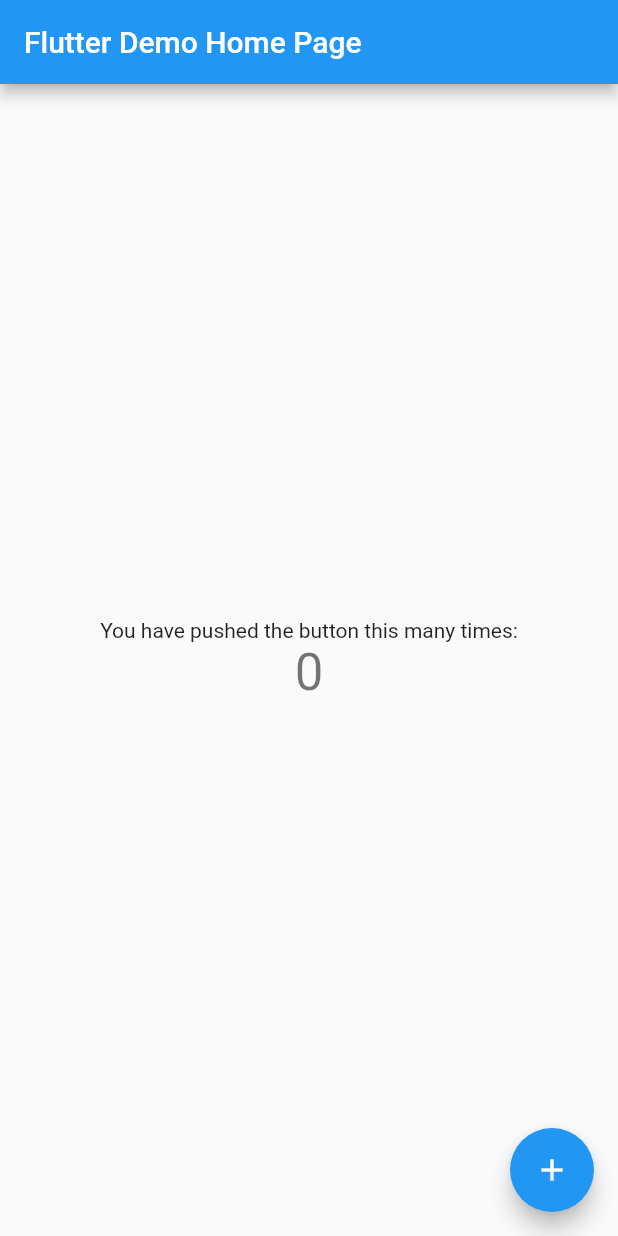
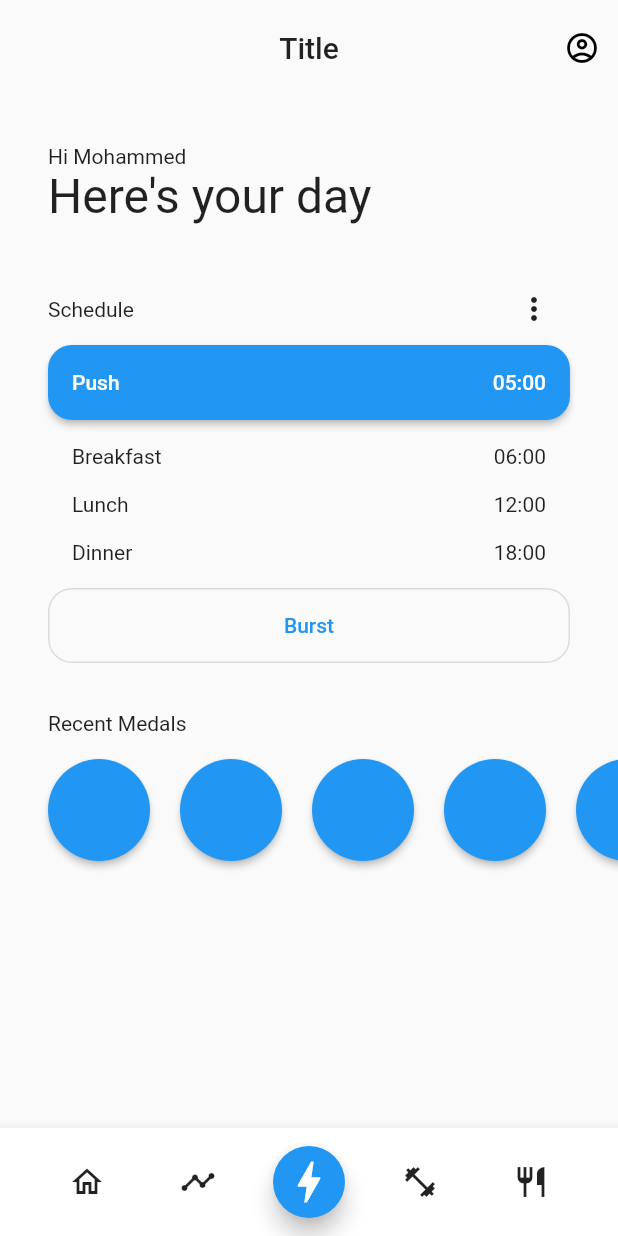
Before and after one commit to Mahmood34/Work-OUT, a Flutter app: the screen it shows after launch, on a phone screen of 412 x 824 dp. Run offline on Flutter 3.47's test engine with Material 2 defaults, Android fonts, the phone set to English and light mode, and no system bars.

Commit message:
Add separate files with widgets for different sections of the app
Added pages for burst, home, map, meals, timeline, workouts and user. Separated into different files to improve code management.

```diff
--- /dev/null
+++ b/work_out/lib/burst.dart
@@ -0,0 +1,19 @@
+import 'package:flutter/material.dart';
+
+class Burst extends StatelessWidget {
+  @override
+  Widget build(BuildContext context) {
+    return Hero(
+      tag: "Burst",
+      child: Scaffold(
+        backgroundColor: Theme.of(context).colorScheme.secondary,
+        appBar: AppBar(
+          elevation: 0,
+          backgroundColor: Colors.transparent,
+          title: Text("Burst"),
+          centerTitle: true,
+        ),
+      ),
+    );
+  }
+}
--- /dev/null
+++ b/work_out/lib/home.dart
@@ -0,0 +1,124 @@
+import 'package:flutter/material.dart';
+
+Widget home(BuildContext context) {
+  return ListView(
+    padding: const EdgeInsets.all(32),
+    children: [
+      Text("Hi Mohammed"),
+      Text.rich(
+        TextSpan(
+          text: "Here's your day",
+          style: TextStyle(fontWeight: FontWeight.w400),
+        ),
+        style: TextStyle(fontSize: 32),
+      ),
+      SizedBox(
+        height: 32,
+      ),
+      Row(
+        mainAxisAlignment: MainAxisAlignment.spaceBetween,
+        children: [
+          Text("Schedule"),
+          IconButton(
+            icon: Icon(Icons.more_vert),
+            onPressed: () {},
+          ),
+        ],
+      ),
+      SizedBox(
+        width: double.infinity,
+        height: 50,
+        child: ElevatedButton(
+          style: OutlinedButton.styleFrom(
+            shape: RoundedRectangleBorder(
+              borderRadius: BorderRadius.circular(16),
+            ),
+          ),
+          onPressed: () {},
+          child: Row(
+            mainAxisAlignment: MainAxisAlignment.spaceBetween,
+            children: [Text("Push"), Text("05:00")],
+          ),
+        ),
+      ),
+      Padding(
+        padding: const EdgeInsets.all(16),
+        child: Column(
+          children: [
+            Row(
+              mainAxisAlignment: MainAxisAlignment.spaceBetween,
+              children: [Text("Breakfast"), Text("06:00")],
+            ),
+            SizedBox(
+              height: 16,
+            ),
+            Row(
+              mainAxisAlignment: MainAxisAlignment.spaceBetween,
+              children: [Text("Lunch"), Text("12:00")],
+            ),
+            SizedBox(
+              height: 16,
+            ),
+            Row(
+              mainAxisAlignment: MainAxisAlignment.spaceBetween,
+              children: [Text("Dinner"), Text("18:00")],
+            ),
+          ],
+        ),
+      ),
+      SizedBox(
+        width: double.infinity,
+        height: 50,
+        child: OutlinedButton(
+          style: OutlinedButton.styleFrom(
+            shape: RoundedRectangleBorder(
+              borderRadius: BorderRadius.circular(16),
+            ),
+          ),
+          onPressed: () {},
+          child: Text("Burst"),
+        ),
+      ),
+      SizedBox(
+        height: 32,
+      ),
+      Text("Recent Medals"),
+      Container(
+        height: 100,
+        child: OverflowBox(
+          maxWidth: 400,
+          child: ListView(
+            clipBehavior: Clip.none,
+            padding: EdgeInsets.all(16),
+            scrollDirection: Axis.horizontal,
+            children: [
+              badge(),
+              badge(),
+              badge(),
+              badge(),
+              badge(),
+              badge(),
+              badge(),
+              badge(),
+              badge(),
+              badge(),
+              badge(),
+            ],
+          ),
+        ),
+      )
+    ],
+  );
+}
+
+Widget badge() => MaterialButton(
+      onPressed: () {},
+      color: Colors.blue,
+      textColor: Colors.white,
+      // child: Icon(
+      //   Icons.camera_alt,
+      //   size: 24,
+      // ),
+      padding: EdgeInsets.all(16),
+      shape: CircleBorder(),
+    );
--- a/work_out/lib/main.dart
+++ b/work_out/lib/main.dart
@@ -1,25 +1,25 @@
 import 'package:flutter/material.dart';
+import 'burst.dart';
+import 'user.dart';
+import 'timeline.dart';
+import 'home.dart';
+import 'workout.dart';
+import 'meals.dart';
 
 void main() {
   runApp(MyApp());
 }
 
+List<int> categories = [1, 2, 3, 4, 5, 6, 7, 8, 9, 10, 11, 12];
+
 class MyApp extends StatelessWidget {
-  // This widget is the root of your application.
   @override
   Widget build(BuildContext context) {
     return MaterialApp(
+      darkTheme: ThemeData.dark(),
       title: 'Flutter Demo',
       theme: ThemeData(
-        // This is the theme of your application.
-        //
-        // Try running your application with "flutter run". You'll see the
-        // application has a blue toolbar. Then, without quitting the app, try
-        // changing the primarySwatch below to Colors.green and then invoke
-        // "hot reload" (press "r" in the console where you ran "flutter run",
-        // or simply save your changes to "hot reload" in a Flutter IDE).
-        // Notice that the counter didn't reset back to zero; the application
-        // is not restarted.
+        primaryColor: Colors.white,
         primarySwatch: Colors.blue,
       ),
       home: MyHomePage(title: 'Flutter Demo Home Page'),
@@ -30,15 +30,6 @@
 class MyHomePage extends StatefulWidget {
   MyHomePage({Key? key, this.title}) : super(key: key);
 
-  // This widget is the home page of your application. It is stateful, meaning
-  // that it has a State object (defined below) that contains fields that affect
-  // how it looks.
-
-  // This class is the configuration for the state. It holds the values (in this
-  // case the title) provided by the parent (in this case the App widget) and
-  // used by the build method of the State. Fields in a Widget subclass are
-  // always marked "final".
-
   final String? title;
 
   @override
@@ -46,68 +37,108 @@
 }
 
 class _MyHomePageState extends State<MyHomePage> {
-  int _counter = 0;
+  PageController _myPage = PageController(initialPage: 0);
+  PageController controller =
+      PageController(initialPage: 0, viewportFraction: 0.95);
+  ScrollController _scrollController = ScrollController();
 
-  void _incrementCounter() {
-    setState(() {
-      // This call to setState tells the Flutter framework that something has
-      // changed in this State, which causes it to rerun the build method below
-      // so that the display can reflect the updated values. If we changed
-      // _counter without calling setState(), then the build method would not be
-      // called again, and so nothing would appear to happen.
-      _counter++;
-    });
+  void onTabTapped(int index) {
+    controller.animateToPage(index,
+        duration: Duration(milliseconds: 500), curve: Curves.ease);
+  }
+
+  void onDayCarChange(int index) {
+    _scrollController.jumpTo(index * 64.0);
   }
 
   @override
   Widget build(BuildContext context) {
-    // This method is rerun every time setState is called, for instance as done
-    // by the _incrementCounter method above.
-    //
-    // The Flutter framework has been optimized to make rerunning build methods
-    // fast, so that you can just rebuild anything that needs updating rather
-    // than having to individually change instances of widgets.
     return Scaffold(
       appBar: AppBar(
-        // Here we take the value from the MyHomePage object that was created by
-        // the App.build method, and use it to set our appbar title.
-        title: Text(widget.title!),
+        toolbarHeight: 64,
+        elevation: 0,
+        backgroundColor: Colors.transparent,
+        title: Text("Title"),
+        centerTitle: true,
+        actions: <Widget>[
+          IconButton(
+            icon: Hero(tag: "User", child: Icon(Icons.account_circle_outlined)),
+            onPressed: () {
+              Navigator.push(
+                context,
+                MaterialPageRoute(builder: (context) => User()),
+              );
+            },
+          ),
+        ],
       ),
-      body: Center(
-        // Center is a layout widget. It takes a single child and positions it
-        // in the middle of the parent.
-        child: Column(
-          // Column is also a layout widget. It takes a list of children and
-          // arranges them vertically. By default, it sizes itself to fit its
-          // children horizontally, and tries to be as tall as its parent.
-          //
-          // Invoke "debug painting" (press "p" in the console, choose the
-          // "Toggle Debug Paint" action from the Flutter Inspector in Android
-          // Studio, or the "Toggle Debug Paint" command in Visual Studio Code)
-          // to see the wireframe for each widget.
-          //
-          // Column has various properties to control how it sizes itself and
-          // how it positions its children. Here we use mainAxisAlignment to
-          // center the children vertically; the main axis here is the vertical
-          // axis because Columns are vertical (the cross axis would be
-          // horizontal).
-          mainAxisAlignment: MainAxisAlignment.center,
-          children: <Widget>[
-            Text(
-              'You have pushed the button this many times:',
-            ),
-            Text(
-              '$_counter',
-              style: Theme.of(context).textTheme.headline4,
-            ),
-          ],
+      body: PageView(
+        controller: _myPage,
+        onPageChanged: (int) {
+          print('Page Changes to index $int');
+        },
+        children: [
+          home(context),
+          timeline(context),
+          workout(context),
+          meals(context),
+        ],
+        physics: NeverScrollableScrollPhysics(),
+      ),
+      bottomNavigationBar: BottomAppBar(
+        child: Container(
+          margin: EdgeInsets.all(8),
+          child: Row(
+            mainAxisAlignment: MainAxisAlignment.spaceEvenly,
+            children: [
+              IconButton(
+                  icon: Icon(Icons.home_outlined),
+                  onPressed: () {
+                    setState(() {
+                      _myPage.jumpToPage(0);
+                    });
+                  }),
+              IconButton(
+                  icon: Icon(Icons.timeline_outlined),
+                  onPressed: () {
+                    setState(() {
+                      _myPage.jumpToPage(1);
+                    });
+                  }),
+              Container(
+                width: 48,
+                child: FloatingActionButton(
+                    heroTag: "Burst",
+                    onPressed: () {
+                      Navigator.push(
+                        context,
+                        MaterialPageRoute(builder: (context) => Burst()),
+                      );
+                    },
+                    tooltip: 'Burst',
+                    child: Icon(
+                      Icons.bolt,
+                      size: 36,
+                    )),
+              ),
+              IconButton(
+                  icon: Icon(Icons.fitness_center_outlined),
+                  onPressed: () {
+                    setState(() {
+                      _myPage.jumpToPage(2);
+                    });
+                  }),
+              IconButton(
+                  icon: Icon(Icons.restaurant_outlined),
+                  onPressed: () {
+                    setState(() {
+                      _myPage.jumpToPage(3);
+                    });
+                  }),
+            ],
+          ),
         ),
       ),
-      floatingActionButton: FloatingActionButton(
-        onPressed: _incrementCounter,
-        tooltip: 'Increment',
-        child: Icon(Icons.add),
-      ), // This trailing comma makes auto-formatting nicer for build methods.
     );
   }
 }
--- /dev/null
+++ b/work_out/lib/meals.dart
@@ -0,0 +1,60 @@
+import 'package:flutter/material.dart';
+
+Widget meals(BuildContext context) {
+  return ListView(
+      padding: const EdgeInsets.all(32),
+      scrollDirection: Axis.vertical,
+      children: <Widget>[
+        mealGroup(),
+        SizedBox(
+          height: 32,
+        ),
+        mealGroup(),
+        SizedBox(
+          height: 32,
+        ),
+        mealGroup(),
+        SizedBox(
+          height: 32,
+        ),
+        mealGroup(),
+        SizedBox(
+          height: 64,
+        ),
+      ]);
+}
+
+Widget mealGroup() => SizedBox(
+      width: double.infinity,
+      height: 200,
+      child: OutlinedButton(
+        style: OutlinedButton.styleFrom(
+          shape: RoundedRectangleBorder(
+            borderRadius: BorderRadius.circular(16),
+          ),
+        ),
+        onPressed: () {},
+        child: Column(
+          mainAxisAlignment: MainAxisAlignment.center,
+          children: [
+            Text("Breakfast"),
+            meal(<String>["Banana", "Cereal", "Tropicana"], "15:00"),
+            meal(<String>["Banana", "Cereal", "Tropicana"], "15:00"),
+            meal(<String>["Banana", "Cereal", "Tropicana"], "15:00"),
+          ],
+        ),
+      ),
+    );
+
+Widget meal(List<String> foods, String time) => ListTile(
+      minLeadingWidth: 0,
+      dense: true,
+      leading: Icon(
+        Icons.circle,
+        size: 8,
+      ),
+      title: Text(foods.toString()),
+      trailing: Text(
+        time,
+      ),
+    );
--- /dev/null
+++ b/work_out/lib/timeline.dart
@@ -0,0 +1,119 @@
+import 'package:flutter/material.dart';
+
+Widget timeline(BuildContext context) {
+  return Padding(
+    padding: const EdgeInsets.only(top: 16),
+    child: DefaultTabController(
+      length: 10,
+      child: Scaffold(
+        appBar: TabBar(
+            indicatorSize: TabBarIndicatorSize.tab,
+            isScrollable: true,
+            tabs: List<Widget>.generate(10, (int index) {
+              return Container(
+                width: 32,
+                child: new Tab(
+                  child: Text(
+                    index.toString(),
+                    textScaleFactor: 1.2,
+                  ),
+                ),
+              );
+            })),
+        body: TabBarView(
+            children: List<Widget>.generate(10, (int index) {
+          return new Column(
+            children: [dayCard(index)],
+          );
+        })),
+      ),
+    ),
+  );
+}
+
+Widget dayCard(int index) => Card(
+    shape: RoundedRectangleBorder(borderRadius: BorderRadius.circular(16)),
+    margin: const EdgeInsets.all(32),
+    child: Padding(
+      padding: const EdgeInsets.only(top: 8, bottom: 16, left: 16, right: 16),
+      child: Column(
+        children: [
+          Row(
+            mainAxisAlignment: MainAxisAlignment.spaceBetween,
+            children: [
+              Text(index.toString()),
+              TextButton.icon(
+                icon: Icon(
+                  Icons.edit,
+                  size: 16,
+                ),
+                label: Text("edit"),
+                onPressed: () {},
+              ),
+            ],
+          ),
+          SizedBox(
+            width: double.infinity,
+            height: 50,
+            child: ElevatedButton(
+              style: OutlinedButton.styleFrom(
+                shape: RoundedRectangleBorder(
+                  borderRadius: BorderRadius.circular(16),
+                ),
+              ),
+              onPressed: () {},
+              child: Row(
+                mainAxisAlignment: MainAxisAlignment.spaceBetween,
+                children: [Text("Push"), Text("05:00")],
+              ),
+            ),
+          ),
+          meal("Breakfast", <String>["Banana", "Cereal", "Tropicana"], "15:00"),
+          meal("Lunch", <String>["Sandwich", "Diet Coke", "Walkers Crisps"],
+              "15:00"),
+          meal("Dinner", <String>["Spaghetti", "Water"], "15:00"),
+          SizedBox(
+            width: double.infinity,
+            height: 72,
+            child: OutlinedButton(
+              style: OutlinedButton.styleFrom(
+                shape: RoundedRectangleBorder(
+                  borderRadius: BorderRadius.circular(16),
+                ),
+              ),
+              onPressed: () {},
+              child: Column(
+                mainAxisAlignment: MainAxisAlignment.spaceEvenly,
+                children: [
+                  Row(
+                    mainAxisAlignment: MainAxisAlignment.spaceBetween,
+                    children: [Text("Burst"), Text("18:45")],
+                  ),
+                  Text(
+                    "INCOMPLETE",
+                    style: TextStyle(fontSize: 18, letterSpacing: 5),
+                  )
+                ],
+              ),
+            ),
+          ),
+        ],
+      ),
+    ));
+
+Widget meal(String meal, List<String> foods, String time) => ListTile(
+      minLeadingWidth: 0,
+      dense: true,
+      leading: Icon(
+        Icons.circle,
+        size: 12,
+      ),
+      title: Text(meal),
+      subtitle: Text(
+        foods.toString(),
+        overflow: TextOverflow.ellipsis,
+      ),
+      trailing: Text(
+        time,
+      ),
+    );
--- /dev/null
+++ b/work_out/lib/workout.dart
@@ -0,0 +1,100 @@
+import 'package:flutter/material.dart';
+import 'package:flutter/rendering.dart';
+
+Widget workout(BuildContext context) {
+  return ListView(
+      padding: const EdgeInsets.all(32),
+      scrollDirection: Axis.vertical,
+      children: <Widget>[
+        Text(
+          "Muscle Groups",
+          style: TextStyle(fontSize: 18),
+        ),
+        GridView.count(
+            shrinkWrap: true,
+            physics: NeverScrollableScrollPhysics(),
+            crossAxisCount: 3,
+            childAspectRatio: 1.0,
+            padding: const EdgeInsets.all(24),
+            mainAxisSpacing: 24,
+            crossAxisSpacing: 24,
+            children: <Widget>[
+              muscleGroup(),
+              muscleGroup(),
+              muscleGroup(),
+              muscleGroup(),
+              muscleGroup(),
+              muscleGroup(),
+              muscleGroup(),
+              muscleGroup(),
+              muscleGroup(),
+            ]),
+        Text(
+          "Your Splits",
+          style: TextStyle(fontSize: 18),
+        ),
+        Container(
+          height: 100,
+          child: OverflowBox(
+            maxWidth: 400,
+            child: ListView(
+              clipBehavior: Clip.none,
+              padding: EdgeInsets.all(16),
+              scrollDirection: Axis.horizontal,
+              children: [
+                split(),
+                split(),
+                split(),
+                split(),
+                split(),
+                split(),
+                split(),
+                split(),
+                split(),
+                split(),
+                split(),
+              ],
+            ),
+          ),
+        ),
+        ListTile(
+          title: Text("Back"),
+        ),
+        ListTile(
+          title: Text("Back"),
+        ),
+        ListTile(
+          title: Text("Back"),
+        ),
+        ListTile(
+          title: Text("Back"),
+        ),
+        ListTile(
+          title: Text("Back"),
+        ),
+      ]);
+}
+
+Widget muscleGroup() => MaterialButton(
+      onPressed: () {},
+      color: Colors.blue,
+      textColor: Colors.white,
+      // child: Icon(
+      //   Icons.bolt,
+      //   size: 24,
+      // ),
+      padding: EdgeInsets.all(16),
+      shape: CircleBorder(),
+    );
+
+Widget split() => MaterialButton(
+      onPressed: () {},
+      color: Colors.blue,
+      textColor: Colors.white,
+      // child: Icon(
+      //   Icons.bolt,
+      //   size: 24,
+      // ),
+      padding: EdgeInsets.all(16),
+      shape: CircleBorder(),
+    );
```
Also changed, not shown: work_out/lib/user.dart (added, +24 -0 lines).
